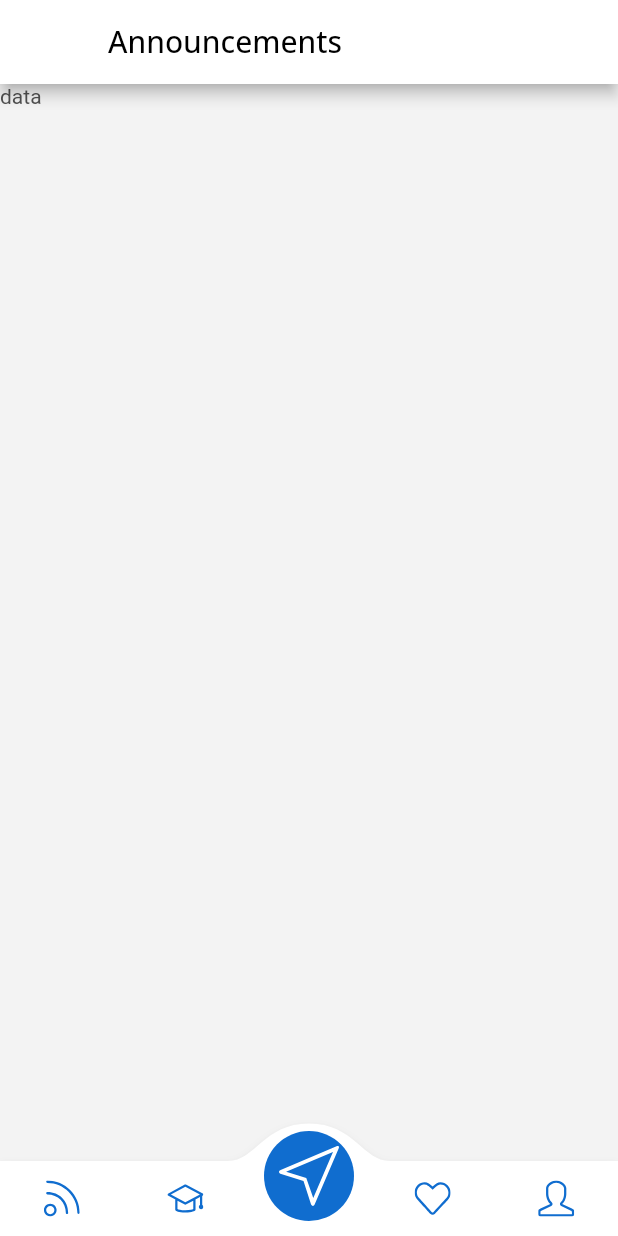
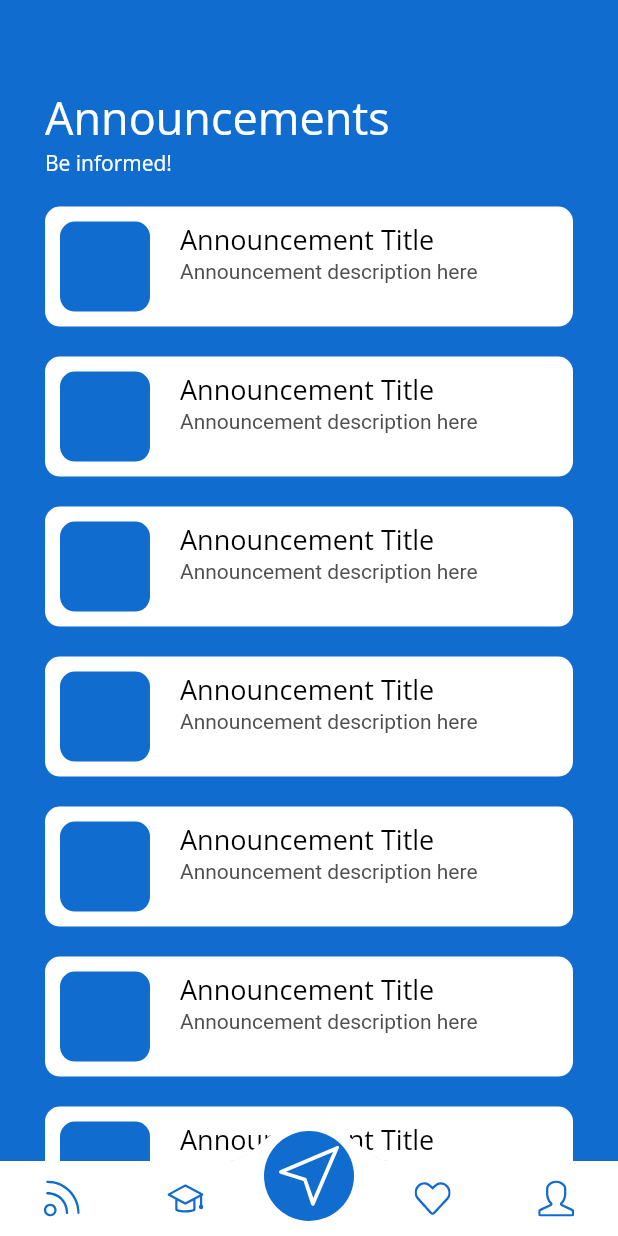
Before and after one commit to maakulit/wvsu-tour-app, a Flutter app: the HomeScreen screen opened by its route, on a phone screen of 412 x 824 dp. Run offline on Flutter 3.47's test engine with Material 2 defaults, Android fonts, the phone set to English and light mode, and no system bars; drawn by our look-alikes of convex_bottom_bar; our stand-ins replace flutter_vector_icons, google_fonts, scroll_snap_list, websafe_svg.

Commit message:
Announcements screen template

```diff
--- /dev/null
+++ b/lib/components/announcement_card.dart
@@ -0,0 +1,56 @@
+import 'package:flutter/material.dart';
+import 'package:google_fonts/google_fonts.dart';
+import 'package:wvsu_tour_app/config/app.dart';
+
+class AnnouncementCard extends StatelessWidget {
+  const AnnouncementCard({Key key}) : super(key: key);
+
+  @override
+  Widget build(BuildContext context) {
+    Size appScreenSize = MediaQuery.of(context).size;
+    return Container(
+        child: Padding(
+            padding: EdgeInsets.only(bottom: 20),
+            child: SizedBox(
+              width: appScreenSize.width,
+              child: Container(
+                decoration: BoxDecoration(
+                    color: Colors.white,
+                    borderRadius: BorderRadius.all(Radius.circular(10))),
+                child: Padding(
+                  padding: EdgeInsets.all(10),
+                  child: Row(
+                    mainAxisAlignment: MainAxisAlignment.start,
+                    crossAxisAlignment: CrossAxisAlignment.start,
+                    children: [
+                      SizedBox(
+                        height: 60,
+                        width: 60,
+                        child: Container(
+                          decoration: BoxDecoration(
+                              color: appPrimaryColor,
+                              borderRadius:
+                                  BorderRadius.all(Radius.circular(10))),
+                        ),
+                      ),
+                      SizedBox(
+                        width: 20,
+                      ),
+                      Column(
+                        crossAxisAlignment: CrossAxisAlignment.start,
+                        children: [
+                          Text(
+                            "Announcement Title",
+                            style: GoogleFonts.openSans(
+                                color: Color(0xFF000000), fontSize: 18),
+                          ),
+                          Text("Announcement description here")
+                        ],
+                      )
+                    ],
+                  ),
+                ),
+              ),
+            )));
+  }
+}
--- a/lib/config/app.dart
+++ b/lib/config/app.dart
@@ -3,6 +3,6 @@ import 'package:flutter/material.dart';
 const appPrimaryColor = Color(0xFF106DCF); // #106DCF
 const appSecondaryColor = Color(0xFF075BB3); // #075BB3
 const appTextBodyColor = Color(0xFF4F4F4F); // #4F4F4F
-const appScaffoldBackgroundColor = Color(0xFFF3F3F3); // #F3F3F3
+const appScaffoldBackgroundColor = appPrimaryColor;
 BorderRadius appDefaultBorderRadius = BorderRadius.all(Radius.circular(20));
 double appDefaultPadding = 30.0;
--- a/lib/screens/announcements_screen.dart
+++ b/lib/screens/announcements_screen.dart
@@ -1,5 +1,7 @@
 import 'package:flutter/material.dart';
 import 'package:google_fonts/google_fonts.dart';
+import 'package:wvsu_tour_app/components/announcement_card.dart';
+import 'package:wvsu_tour_app/config/app.dart';
 
 class AnnouncementsScreen extends StatefulWidget {
   AnnouncementsScreen({Key key}) : super(key: key);
@@ -11,17 +13,47 @@ class AnnouncementsScreen extends StatefulWidget {
 class _AnnouncementsScreenState extends State<AnnouncementsScreen> {
   @override
   Widget build(BuildContext context) {
-    return Container(
-      child: Scaffold(
-        appBar: AppBar(
-          backgroundColor: Colors.white,
-          title: Text(
-            "Announcements",
-            style: GoogleFonts.openSans(color: Color(0xFF000000)),
+    Size appScreenSize = MediaQuery.of(context).size;
+    return Scaffold(
+        backgroundColor: appPrimaryColor,
+        body: SingleChildScrollView(
+          child: Container(
+            width: double.infinity,
+            decoration: BoxDecoration(color: appPrimaryColor),
+            child: Column(
+              mainAxisAlignment: MainAxisAlignment.start,
+              crossAxisAlignment: CrossAxisAlignment.start,
+              children: [
+                Padding(
+                  padding: EdgeInsets.fromLTRB(appDefaultPadding,
+                      appScreenSize.height * 0.07, appDefaultPadding, 0),
+                  child: Column(
+                    crossAxisAlignment: CrossAxisAlignment.start,
+                    children: [
+                      Text("Announcements",
+                          style: GoogleFonts.openSans(
+                              color: Colors.white, fontSize: 30)),
+                      Text(
+                        'Be informed!',
+                        style: GoogleFonts.openSans(color: Colors.white),
+                      ),
+                      SizedBox(
+                        height: 20,
+                      ),
+                      AnnouncementCard(),
+                      AnnouncementCard(),
+                      AnnouncementCard(),
+                      AnnouncementCard(),
+                      AnnouncementCard(),
+                      AnnouncementCard(),
+                      AnnouncementCard(),
+                      AnnouncementCard(),
+                    ],
+                  ),
+                )
+              ],
+            ),
           ),
-        ),
-        body: Text("data"),
-      ),
-    );
+        ));
   }
 }
--- a/lib/screens/home_screen.dart
+++ b/lib/screens/home_screen.dart
@@ -3,7 +3,6 @@ import 'package:flutter/material.dart';
 import 'package:flutter_vector_icons/flutter_vector_icons.dart';
 import 'package:wvsu_tour_app/screens/announcements_screen.dart';
 import 'package:wvsu_tour_app/screens/campus_life_screen.dart';
-import 'package:wvsu_tour_app/screens/messages_screen.dart';
 import 'package:wvsu_tour_app/screens/navigator_screen.dart';
 import 'package:wvsu_tour_app/screens/profile_screen.dart';
 import 'package:wvsu_tour_app/screens/thankyou_frontliners_screen.dart';
@@ -34,6 +33,7 @@ class _HomeScreenState extends State<HomeScreen>
           backgroundColor: Colors.white,
           activeColor: Color(0xFF106DCF),
           controller: _tabController,
+          elevation: 0,
           items: [
             TabItem(
               icon: SimpleLineIcons.feed,
```
Also changed, not shown: lib/screens/campus_life_screen.dart (+26 -6 lines), lib/screens/navigator_screen.dart (+15 -4 lines), lib/screens/profile_screen.dart (+41 -13 lines), lib/screens/thankyou_frontliners_screen.dart (+11 -3 lines), assets/images/frontliners-bg.png.
